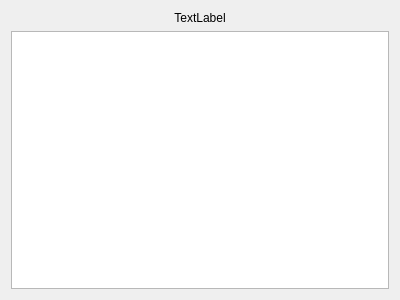
Old version of the form relationdialog.ui in the repository QTinman/freqStratStat.
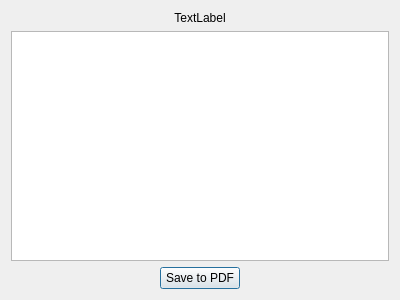
New version of the form. Icons and pictures are not drawn.

What changed in the file:
```diff
--- a/relationdialog.ui
+++ b/relationdialog.ui
@@ -31,6 +31,43 @@
    <item row="1" column="0">
     <widget class="QTableView" name="tableView"/>
    </item>
+   <item row="2" column="0">
+    <layout class="QHBoxLayout" name="horizontalLayout">
+     <item>
+      <spacer name="horizontalSpacer">
+       <property name="orientation">
+        <enum>Qt::Horizontal</enum>
+       </property>
+       <property name="sizeHint" stdset="0">
+        <size>
+         <width>40</width>
+         <height>20</height>
+        </size>
+       </property>
+      </spacer>
+     </item>
+     <item>
+      <widget class="QPushButton" name="savePdfButton">
+       <property name="text">
+        <string>Save to PDF</string>
+       </property>
+      </widget>
+     </item>
+     <item>
+      <spacer name="horizontalSpacer_2">
+       <property name="orientation">
+        <enum>Qt::Horizontal</enum>
+       </property>
+       <property name="sizeHint" stdset="0">
+        <size>
+         <width>40</width>
+         <height>20</height>
+        </size>
+       </property>
+      </spacer>
+     </item>
+    </layout>
+   </item>
   </layout>
  </widget>
  <resources>
```
